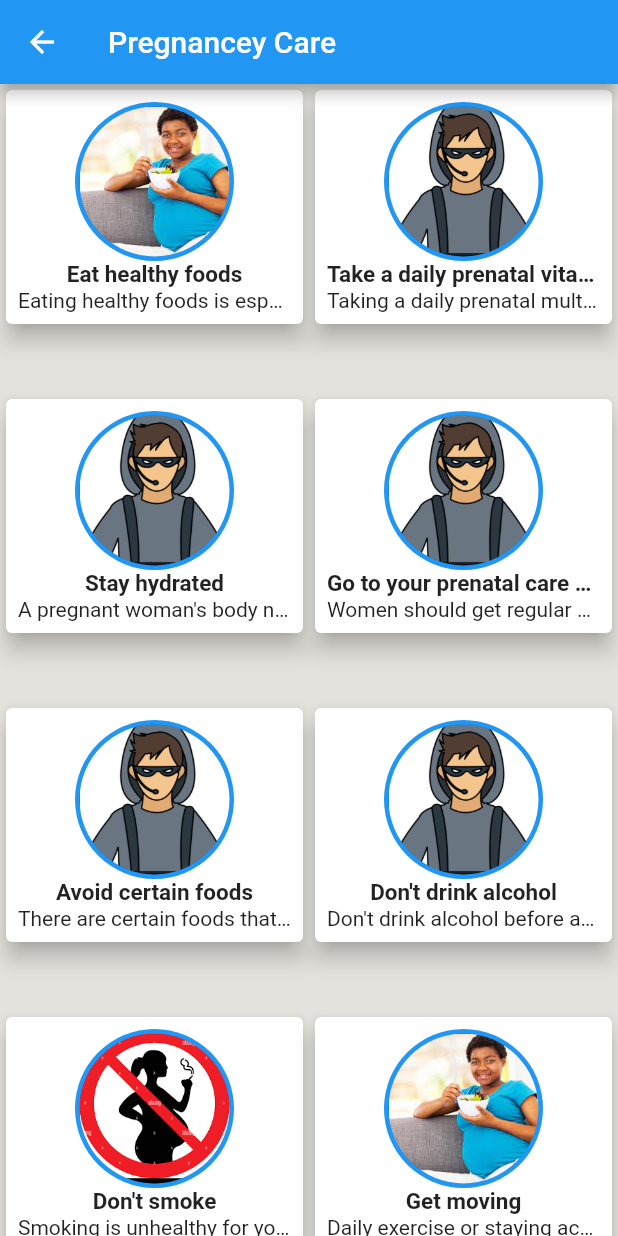
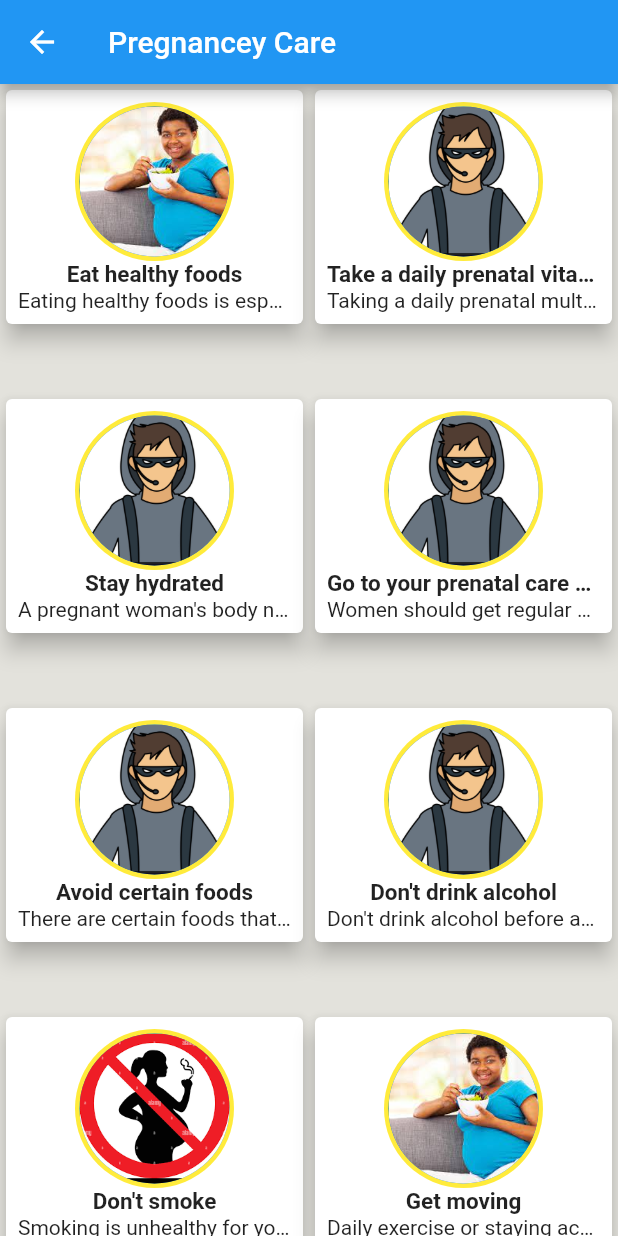
Before and after one commit to fasil712/mhis_mobile_app, a Flutter app: the screen it shows after launch, in the side drawer, after a tap on "Pregnancey care", on a phone screen of 412 x 824 dp. Run offline on Flutter 3.47's test engine with Material 2 defaults, Android fonts, the phone set to English and light mode, and no system bars; our stand-ins replace carousel_slider, form_field_validator, share.

Commit message:
update commit

```diff
--- a/lib/screens/pregnancey_care/pregnancey_care_screen.dart
+++ b/lib/screens/pregnancey_care/pregnancey_care_screen.dart
@@ -48,7 +48,7 @@ class _PregnanceyCareState extends State<PregnanceyCare> {
                                         builder: (context) =>
                                             DretailPage(item: item))),
                                 child: CircleAvatar(
-                                  backgroundColor: Colors.blue,
+                                  backgroundColor: Colors.yellow,
                                   radius: 53,
                                   child: CircleAvatar(
                                       radius: 50,
```
